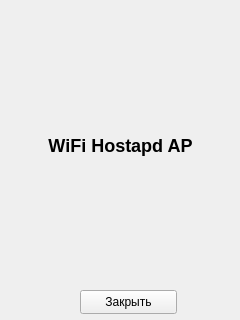
Old version of the form about.ui in the repository coolshou/wifisoftap.
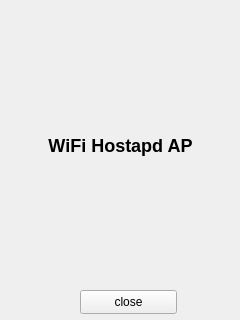
New version of the form.

Patch:
```diff
--- a/about.ui
+++ b/about.ui
@@ -36,7 +36,7 @@
     </rect>
    </property>
    <property name="text">
-    <string>Закрыть</string>
+    <string>close</string>
    </property>
   </widget>
  </widget>
```
